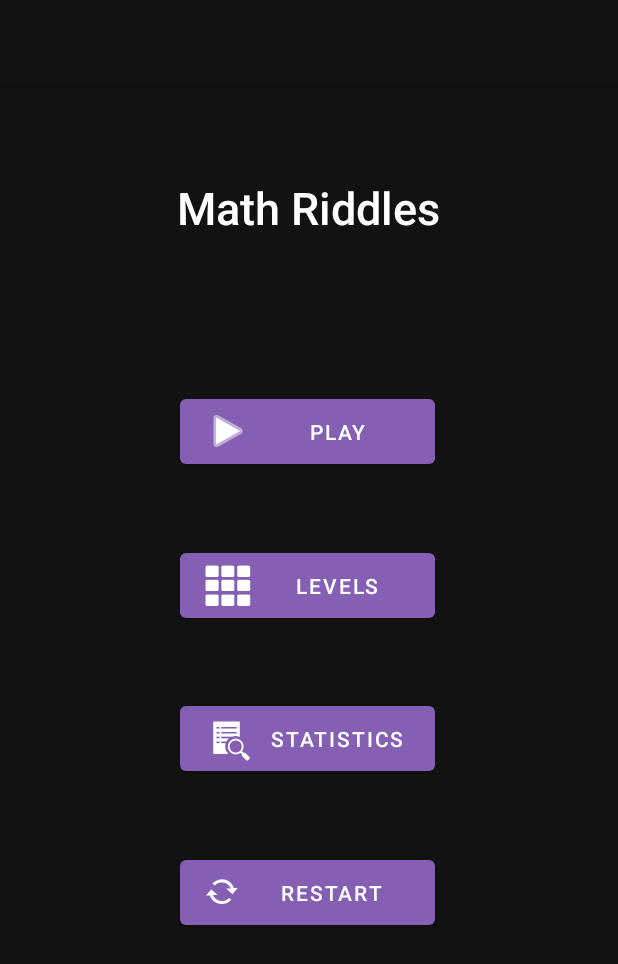
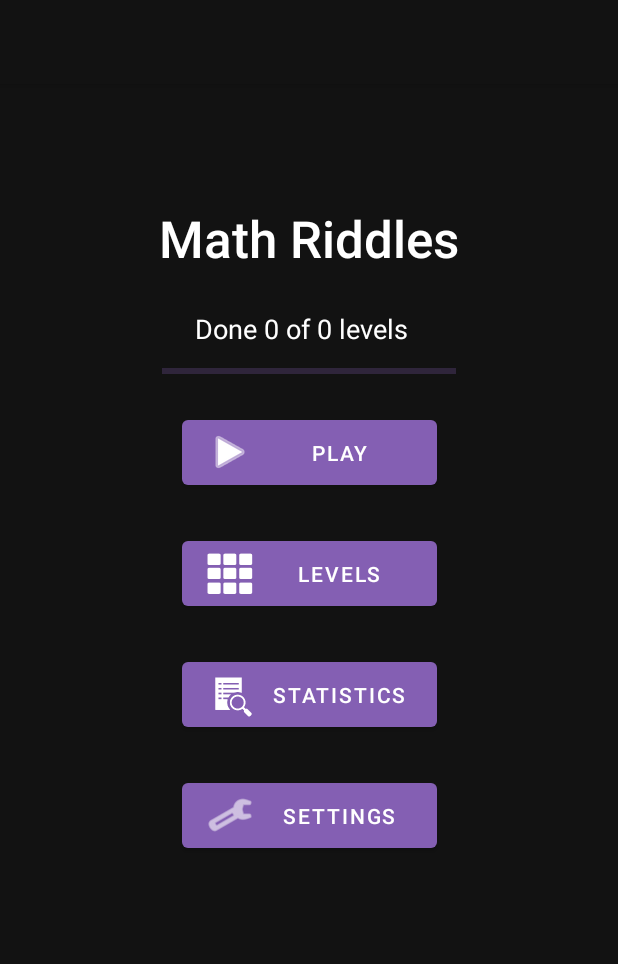
Before and after one commit to etr0n/Math-Riddle-Game, an Android app: the screen it shows after launch (MainActivity), on a phone screen of 412 x 824 dp. Shown: the top 964 px of the screen. Run offline under Robolectric (Android 15) with nearby library versions, the phone set to English and light mode, and no system bars; our stand-ins replace Room's generated code, data binding.

Commit message:
new progress and sounds

```diff
--- a/app/build.gradle
+++ b/app/build.gradle
@@ -11,7 +11,7 @@ android {
 
     defaultConfig {
         applicationId "com.example.mathriddles"
-        minSdkVersion 17
+        minSdkVersion 23
         targetSdkVersion 30
         multiDexEnabled = true
         versionCode 1
--- a/app/src/main/java/com/example/mathriddles/Dao.kt
+++ b/app/src/main/java/com/example/mathriddles/Dao.kt
@@ -46,4 +46,6 @@ interface Dao {
     @Query("SELECT * FROM Level LIMIT 7")
     suspend fun getAllLevels():List<Level>
 
+    @Query ("SELECT COUNT(*) From Level WHERE indicator = :indicator")
+    suspend fun getProgress(indicator: Boolean): Int
 }
--- a/app/src/main/java/com/example/mathriddles/LViewModel.kt
+++ b/app/src/main/java/com/example/mathriddles/LViewModel.kt
@@ -177,4 +177,22 @@ class LViewModel(context: Context): ViewModel(){
         }
     }
 
+    fun getProgress():LiveData<Int>{
+        var result = MutableLiveData<Int>()
+
+
+        viewModelScope.launch {
+            try {
+                val count = database.Dao().getProgress(true)
+                result.postValue(count)
+            }
+            catch (e: NullPointerException){
+
+                result.postValue(-1)
+            }
+
+        }
+        return result
+    }
+
 }
--- a/app/src/main/java/com/example/mathriddles/StartFragment.kt
+++ b/app/src/main/java/com/example/mathriddles/StartFragment.kt
@@ -1,5 +1,6 @@
 package com.example.mathriddles
 
+import android.animation.ObjectAnimator
 import android.content.Context
 import android.os.Bundle
 import androidx.fragment.app.Fragment
@@ -7,6 +8,8 @@ import android.view.LayoutInflater
 import android.view.View
 import android.view.ViewGroup
 import android.widget.Button
+import android.widget.ProgressBar
+import android.widget.TextView
 import android.widget.Toast
 import androidx.fragment.app.viewModels
 import androidx.lifecycle.Observer
@@ -54,11 +57,31 @@ class StartFragment : Fragment() {
             view.findNavController().navigate(action)
         }
 
-        view.findViewById<Button>(R.id.restart_btn).setOnClickListener{
+
+        view.findViewById<Button>(R.id.settings_btn).setOnClickListener{
+            val action = StartFragmentDirections.actionStartFragmentToSettingsFragment()
+            view.findNavController().navigate(action)
+        }
+
+        viewModel.getCount().observe(viewLifecycleOwner, Observer {
+            val prg = view.findViewById<ProgressBar>(R.id.progressBar)
+            prg.max = it - 1
+
+            viewModel.getProgress().observe(viewLifecycleOwner, Observer {
+                val currentProgress = it - 1
+                view.findViewById<TextView>(R.id.progress_textView).text =
+                    "Done " + currentProgress + " of " + prg.max + " levels"
+
+                ObjectAnimator.ofInt(prg, "Progress", currentProgress)
+                    .setDuration(0)
+                    .start()
+            })
+        })
+        /*view.findViewById<Button>(R.id.restart_btn).setOnClickListener{
             viewModel.deleteLevel()
             viewModel.deleteStatistic()
             Toast.makeText(activity, "Game restarted", Toast.LENGTH_LONG).show()
-        }
+        }*/
         return view
     }
 
--- a/app/src/main/res/layout-v21/fragment_start.xml
+++ b/app/src/main/res/layout-v21/fragment_start.xml
@@ -19,15 +19,15 @@
             android:id="@+id/play_btn"
             android:layout_width="170dp"
             android:layout_height="55dp"
-            android:layout_marginTop="80dp"
+            android:layout_marginTop="15dp"
             android:text="Play"
             app:backgroundTint="#845fb3"
             app:icon="@android:drawable/ic_media_play"
             app:layout_constraintBottom_toTopOf="@+id/AllLevels_btn"
             app:layout_constraintEnd_toEndOf="parent"
-            app:layout_constraintHorizontal_bias="0.497"
+            app:layout_constraintHorizontal_bias="0.5"
             app:layout_constraintStart_toStartOf="parent"
-            app:layout_constraintTop_toBottomOf="@+id/MathRiddles_TextView" />
+            app:layout_constraintTop_toBottomOf="@+id/progressBar" />
 
         <Button
             android:id="@+id/AllLevels_btn"
@@ -39,7 +39,7 @@
             app:icon="@android:drawable/ic_dialog_dialer"
             app:layout_constraintBottom_toTopOf="@+id/stat_btn"
             app:layout_constraintEnd_toEndOf="parent"
-            app:layout_constraintHorizontal_bias="0.497"
+            app:layout_constraintHorizontal_bias="0.5"
             app:layout_constraintStart_toStartOf="parent"
             app:layout_constraintTop_toBottomOf="@+id/play_btn" />
 
@@ -51,24 +51,23 @@
             android:text="Statistics"
             app:backgroundTint="#845fb3"
             app:icon="?android:attr/actionModeFindDrawable"
-            app:layout_constraintBottom_toTopOf="@+id/restart_btn"
+            app:layout_constraintBottom_toTopOf="@+id/settings_btn"
             app:layout_constraintEnd_toEndOf="parent"
-            app:layout_constraintHorizontal_bias="0.497"
+            app:layout_constraintHorizontal_bias="0.5"
             app:layout_constraintStart_toStartOf="parent"
             app:layout_constraintTop_toBottomOf="@+id/AllLevels_btn" />
 
         <Button
-            android:id="@+id/restart_btn"
+            android:id="@+id/settings_btn"
             android:layout_width="170dp"
             android:layout_height="55dp"
             android:layout_marginTop="25dp"
-            android:layout_marginBottom="180dp"
-            android:text="Restart"
+            android:text="Settings"
             app:backgroundTint="#845fb3"
-            app:icon="@android:drawable/stat_notify_sync"
-            app:layout_constraintBottom_toBottomOf="parent"
+            app:icon="@android:drawable/ic_menu_preferences"
+            app:layout_constraintBottom_toTopOf="@+id/restart_btn"
             app:layout_constraintEnd_toEndOf="parent"
-            app:layout_constraintHorizontal_bias="0.497"
+            app:layout_constraintHorizontal_bias="0.5"
             app:layout_constraintStart_toStartOf="parent"
             app:layout_constraintTop_toBottomOf="@+id/stat_btn" />
 
@@ -77,17 +76,48 @@
             android:layout_width="wrap_content"
             android:layout_height="wrap_content"
             android:layout_marginStart="164dp"
-            android:layout_marginTop="40dp"
+            android:layout_marginTop="80dp"
             android:layout_marginEnd="164dp"
             android:fontFamily="sans-serif-medium"
             android:text="Math Riddles"
             android:textColor="#FFFFFF"
-            android:textSize="30sp"
-            app:layout_constraintBottom_toTopOf="@+id/play_btn"
+            android:textSize="34sp"
+            app:layout_constraintBottom_toTopOf="@+id/progress_textView"
             app:layout_constraintEnd_toEndOf="parent"
-            app:layout_constraintHorizontal_bias="0.505"
+            app:layout_constraintHorizontal_bias="0.5"
             app:layout_constraintStart_toStartOf="parent"
             app:layout_constraintTop_toTopOf="parent" />
 
+        <ProgressBar
+            android:id="@+id/progressBar"
+            style="?android:attr/progressBarStyleHorizontal"
+            android:layout_width="196dp"
+            android:layout_height="22dp"
+            android:layout_marginTop="5dp"
+            android:background="@color/greyish"
+            android:progressBackgroundTint="#845fb3"
+            android:progressTint="#845fb3"
+            app:layout_constraintBottom_toTopOf="@+id/play_btn"
+            app:layout_constraintEnd_toEndOf="parent"
+            app:layout_constraintHorizontal_bias="0.5"
+            app:layout_constraintStart_toStartOf="parent"
+            app:layout_constraintTop_toBottomOf="@+id/progress_textView" />
+
+        <TextView
+            android:id="@+id/progress_textView"
+            android:layout_width="wrap_content"
+            android:layout_height="wrap_content"
+            android:layout_marginStart="171dp"
+            android:layout_marginTop="25dp"
+            android:layout_marginEnd="182dp"
+            android:text="TextView"
+            android:textColor="#FFFFFF"
+            android:textSize="18sp"
+            app:layout_constraintBottom_toTopOf="@+id/progressBar"
+            app:layout_constraintEnd_toEndOf="parent"
+            app:layout_constraintHorizontal_bias="0.5"
+            app:layout_constraintStart_toStartOf="parent"
+            app:layout_constraintTop_toBottomOf="@+id/MathRiddles_TextView" />
+
     </androidx.constraintlayout.widget.ConstraintLayout>
 </layout>
--- a/app/src/main/res/navigation/navigation.xml
+++ b/app/src/main/res/navigation/navigation.xml
@@ -21,6 +21,9 @@
         <action
             android:id="@+id/action_startFragment_to_statiscticsFragment"
             app:destination="@id/statiscticsFragment" />
+        <action
+            android:id="@+id/action_startFragment_to_settingsFragment"
+            app:destination="@id/settingsFragment" />
     </fragment>
     <fragment
         android:id="@+id/levelFragment"
@@ -103,4 +106,13 @@
             android:name="id"
             app:argType="integer" />
     </fragment>
+    <fragment
+        android:id="@+id/settingsFragment"
+        android:name="com.example.mathriddles.SettingsFragment"
+        android:label="fragment_settings"
+        tools:layout="@layout/fragment_settings" >
+        <action
+            android:id="@+id/action_settingsFragment_to_startFragment"
+            app:destination="@id/startFragment" />
+    </fragment>
 </navigation>
```
Also changed, not shown: app/src/main/java/com/example/mathriddles/LevelFragment.kt (+8 -0 lines), app/src/main/java/com/example/mathriddles/SettingsFragment.kt (added, +66 -0 lines), app/src/main/res/layout/fragment_settings.xml (added, +86 -0 lines), 2 other files.
